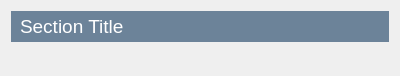
This is resources/section.ui in lesca-research/piccel as Qt 5 draws it before an edit. The edited form follows.
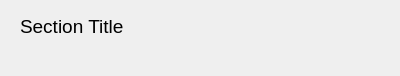
This is the edited form.

```diff
--- a/resources/section.ui
+++ b/resources/section.ui
@@ -31,10 +31,6 @@
        <verstretch>0</verstretch>
       </sizepolicy>
      </property>
-     <property name="styleSheet">
-      <string notr="true">color: rgb(255, 255, 255);
-background-color: rgb(108, 131, 153);</string>
-     </property>
      <property name="frameShape">
       <enum>QFrame::NoFrame</enum>
      </property>
@@ -67,6 +63,7 @@
           <pointsize>14</pointsize>
           <weight>50</weight>
           <bold>false</bold>
+          <kerning>true</kerning>
          </font>
         </property>
         <property name="text">
@@ -84,6 +81,9 @@
         <property name="textInteractionFlags">
          <set>Qt::TextSelectableByMouse</set>
         </property>
+        <property name="title" stdset="0">
+         <bool>false</bool>
+        </property>
        </widget>
       </item>
      </layout>
```
